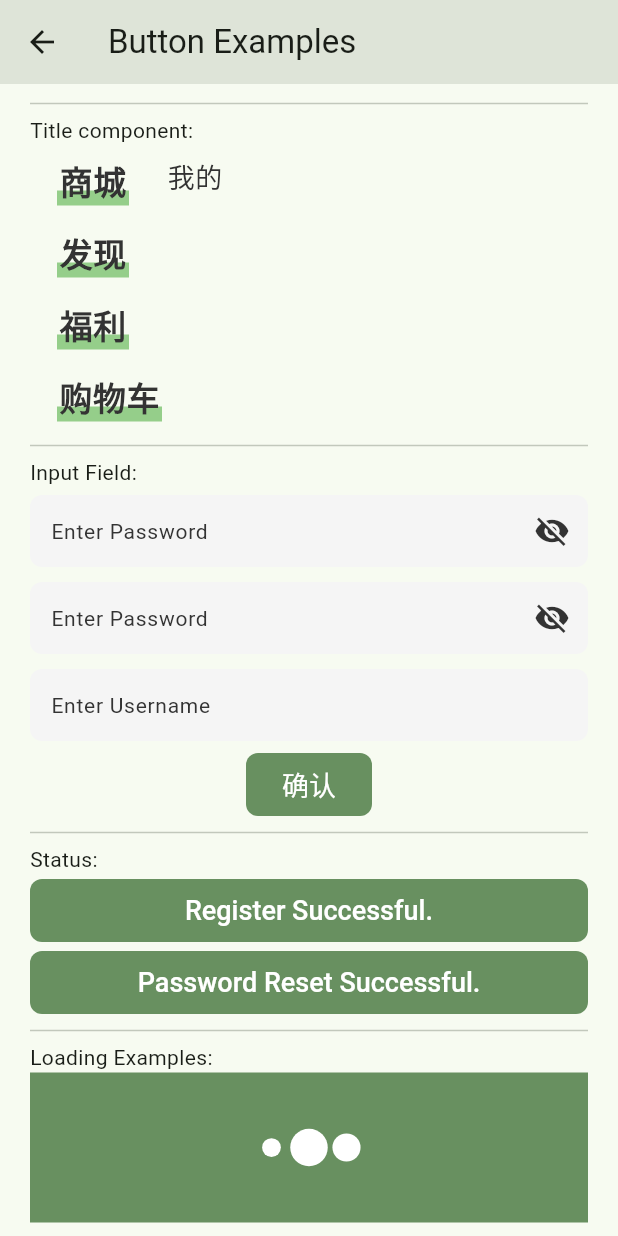
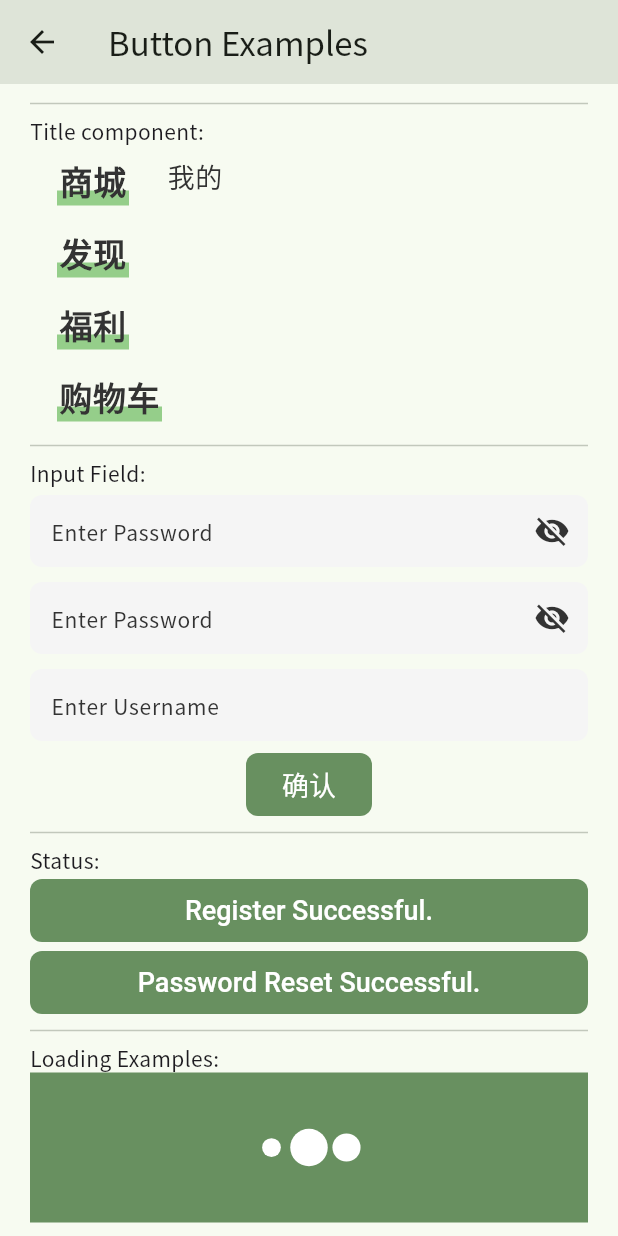
Before and after one commit to Esthert0109/Ecommerce_2.0_app, a Flutter app: the ExamplesPage screen opened directly, scrolled down 1152 dp, on a phone screen of 412 x 824 dp. Run offline on Flutter 3.47's test engine with Material 3 defaults, Android fonts, the phone set to English and light mode, and no system bars; our stand-ins replace get, google_fonts, loading_animation_widget, shimmer; missing offline and left inert: dart:ffi; generated files the repository leaves out were written again.

Commit message:
Add google font theme

```diff
--- a/ecommerce_app/lib/Constants/textConstants.dart
+++ b/ecommerce_app/lib/Constants/textConstants.dart
@@ -1,114 +1,69 @@
 import 'package:ecommerce_app/Constants/colorConstants.dart';
 import 'package:flutter/material.dart';
+import 'package:google_fonts/google_fonts.dart';
 
 // Bottom Navigation Bar
 const tBottomNaviBarText = TextStyle(
-    fontFamily: 'Noto Sans SC',
-    fontSize: 12,
-    fontWeight: FontWeight.w500,
-    color: kBottomNaviBarTextColor);
+    fontSize: 12, fontWeight: FontWeight.w500, color: kBottomNaviBarTextColor);
 const tBottomNaviBarText2 = TextStyle(
-    fontFamily: 'Noto Sans SC',
-    fontSize: 12,
-    fontWeight: FontWeight.w500,
-    color: kBottomNaviBarTextColor2);
+    fontSize: 12, fontWeight: FontWeight.w500, color: kBottomNaviBarTextColor2);
 const tBottomNaviBarText3 = TextStyle(
-    fontFamily: 'Noto Sans SC',
-    fontSize: 12,
-    fontWeight: FontWeight.w500,
-    color: kBottomNaviBarTextColor3);
+    fontSize: 12, fontWeight: FontWeight.w500, color: kBottomNaviBarTextColor3);
 
 // Button
 const tSubmitButtonText = TextStyle(
-    fontFamily: 'Noto Sans SC',
-    fontSize: 18,
-    fontWeight: FontWeight.w500,
-    color: kMainWhiteColor);
+    fontSize: 18, fontWeight: FontWeight.w500, color: kMainWhiteColor);
 const tPrimaryButtonText = TextStyle(
-    fontFamily: 'Noto Sans SC',
-    fontSize: 18,
-    fontWeight: FontWeight.w700,
-    color: kPrimaryButtonTextColor);
+    fontSize: 18, fontWeight: FontWeight.w700, color: kPrimaryButtonTextColor);
 const tPrimaryButtonText2 = TextStyle(
-    fontFamily: 'Noto Sans SC',
-    fontSize: 16,
-    fontWeight: FontWeight.w500,
-    color: kMainWhiteColor);
+    fontSize: 16, fontWeight: FontWeight.w500, color: kMainWhiteColor);
 const tPrimaryButtonText3 = TextStyle(
-    fontFamily: 'Noto Sans SC',
-    fontSize: 16,
-    fontWeight: FontWeight.w400,
-    color: kMainWhiteColor);
+    fontSize: 16, fontWeight: FontWeight.w400, color: kMainWhiteColor);
 const tSecondaryButtonText = TextStyle(
-    fontFamily: 'Noto Sans SC',
     fontSize: 18,
     fontWeight: FontWeight.w700,
     color: kSecondaryButtonTextColor);
 const tSecondaryButtonText2 = TextStyle(
-    fontFamily: 'Noto Sans SC',
     fontSize: 16,
     fontWeight: FontWeight.w400,
     color: kSecondaryDisableButtonTextColor);
 const tSecondaryButtonText3 = TextStyle(
-    fontFamily: 'Noto Sans SC',
     fontSize: 16,
     fontWeight: FontWeight.w500,
     color: kSecondaryButtonTextColor);
 const tSecondaryButtonText4 = TextStyle(
-    fontFamily: 'Noto Sans SC',
     fontSize: 16,
     fontWeight: FontWeight.w700,
     color: kSecondaryButtonTextColor);
 const tSecondaryButtonText5 = TextStyle(
-    fontFamily: 'Noto Sans SC',
     fontSize: 12,
     fontWeight: FontWeight.w400,
     color: kSecondaryDisableButtonTextColor);
 const tSecondaryButtonText6 = TextStyle(
-    fontFamily: 'Noto Sans SC',
     fontSize: 12,
     fontWeight: FontWeight.w400,
     color: kSecondaryButtonTextColor2);
 const tSecondaryButtonText7 = TextStyle(
-    fontFamily: 'Noto Sans SC',
     fontSize: 12,
     fontWeight: FontWeight.w400,
     color: kSecondaryButtonTextColor3);
 
 // Selection
 const tTagSelectionSelectedText = TextStyle(
-    fontFamily: 'Noto Sans SC',
-    fontSize: 14,
-    fontWeight: FontWeight.w500,
-    color: kMainBlackColor);
+    fontSize: 14, fontWeight: FontWeight.w500, color: kMainBlackColor);
 const tTagUnselectionSelectedText = TextStyle(
-    fontFamily: 'Noto Sans SC',
-    fontSize: 14,
-    fontWeight: FontWeight.w400,
-    color: kMainBlackColor);
+    fontSize: 14, fontWeight: FontWeight.w400, color: kMainBlackColor);
 
 // Title
 const tTitleSelectedText = TextStyle(
-    fontFamily: 'Noto Sans SC',
-    fontSize: 22,
-    fontWeight: FontWeight.w700,
-    color: kMainBlackColor);
+    fontSize: 22, fontWeight: FontWeight.w700, color: kMainBlackColor);
 const tTitleUnselectedText = TextStyle(
-    fontFamily: 'Noto Sans SC',
-    fontSize: 18,
-    fontWeight: FontWeight.w500,
-    color: kMainBlackColor);
+    fontSize: 18, fontWeight: FontWeight.w500, color: kMainBlackColor);
 
 // Input
 const tInputFieldText = TextStyle(
-    fontFamily: 'Noto Sans SC',
-    fontSize: 14,
-    fontWeight: FontWeight.w400,
-    color: kMainBlackColor);
+    fontSize: 14, fontWeight: FontWeight.w400, color: kMainBlackColor);
 
 //Status
 const tStatusFieldText = TextStyle(
-    fontFamily: 'Noto Sans SC',
-    fontSize: 30,
-    fontWeight: FontWeight.w700,
-    color: kMainBlackColor);
+    fontSize: 30, fontWeight: FontWeight.w700, color: kMainBlackColor);
--- a/ecommerce_app/lib/main.dart
+++ b/ecommerce_app/lib/main.dart
@@ -3,7 +3,7 @@ import 'package:flutter/services.dart';
 import 'package:get/get.dart';
 import 'package:flutter_gen/gen_l10n/app_localizations.dart';
 import 'package:flutter_localizations/flutter_localizations.dart';
-
+import 'package:google_fonts/google_fonts.dart';
 import 'Constants/colorConstants.dart';
 import 'Pages/homePage.dart';
 
@@ -41,6 +41,7 @@ class _MyAppState extends State<MyApp> {
     return GetMaterialApp(
       debugShowCheckedModeBanner: false,
       theme: ThemeData(
+        textTheme: GoogleFonts.notoSansScTextTheme(),
         colorScheme: ColorScheme.fromSeed(seedColor: kMainGreenColor),
         useMaterial3: true,
       ),
--- a/ecommerce_app/pubspec.yaml
+++ b/ecommerce_app/pubspec.yaml
@@ -40,6 +40,7 @@ dependencies:
   intl: ^0.18.1
   loading_animation_widget: ^1.2.1
   shimmer: ^3.0.0
+  google_fonts: ^6.2.1
 
 dev_dependencies:
   flutter_test:
```
Also changed, not shown: ecommerce_app/pubspec.lock, 1 other file.
